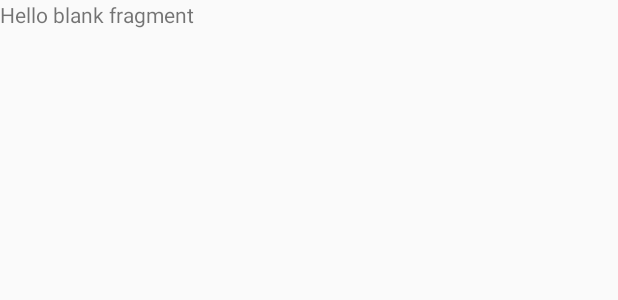
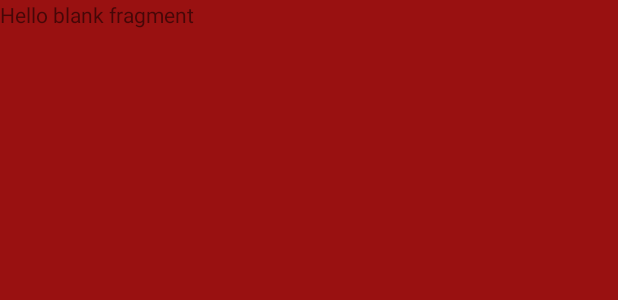
Before and after one commit to HeribertoME/MarvelHeroes, an Android app: the layout fragment_hero_detail.xml on its own in the app's theme, with its tools: preview values and no code run, on a phone screen of 412 x 824 dp. Shown: the top 300 px of the screen. Run offline under Robolectric (Android 15) with nearby library versions, the phone set to English and light mode, and no system bars; network calls fail.

```diff
--- a/app/src/main/res/layout/fragment_hero_detail.xml
+++ b/app/src/main/res/layout/fragment_hero_detail.xml
@@ -2,7 +2,9 @@
     xmlns:tools="http://schemas.android.com/tools"
     android:layout_width="match_parent"
     android:layout_height="match_parent"
-    tools:context="com.hmelizarraraz.marvelheroes.HeroDetailFragment">
+    tools:context="com.hmelizarraraz.marvelheroes.HeroDetailFragment"
+    android:background="#991111"
+    >
 
     <!-- TODO: Update blank fragment layout -->
     <TextView
```
Also changed, not shown: app/src/main/java/com/hmelizarraraz/marvelheroes/HeroListFragment.java (+14 -0 lines).
